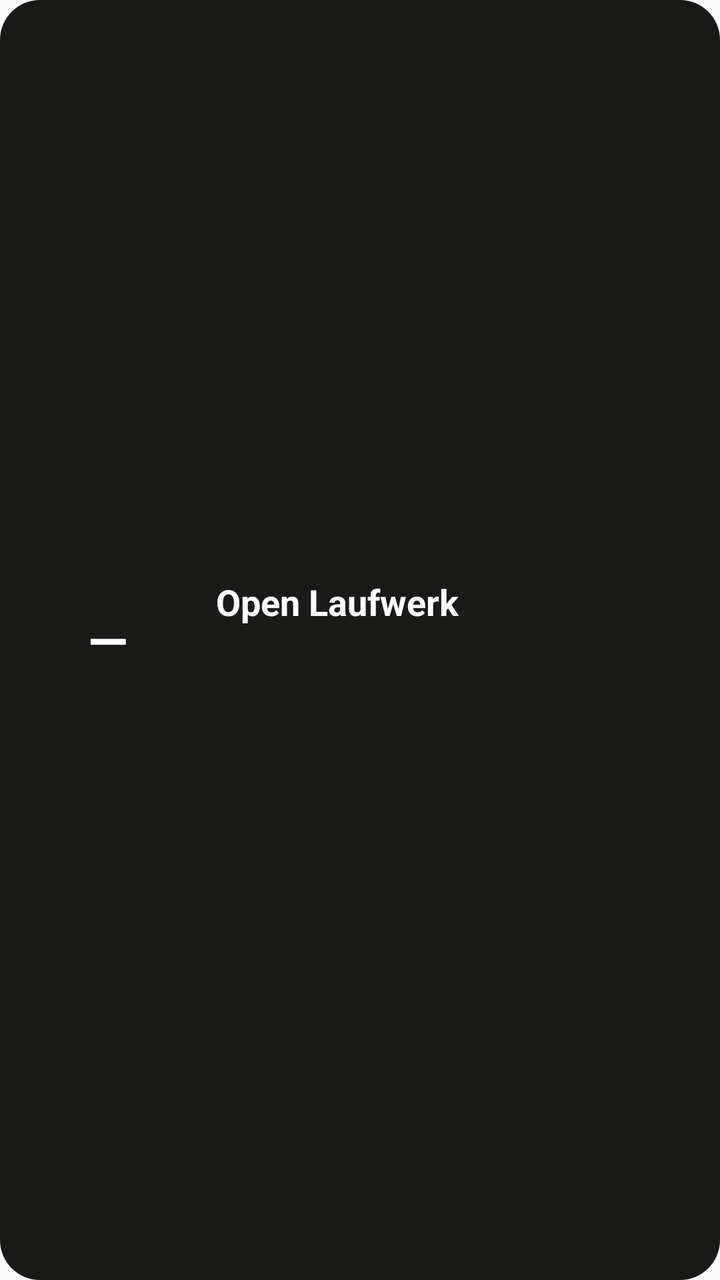
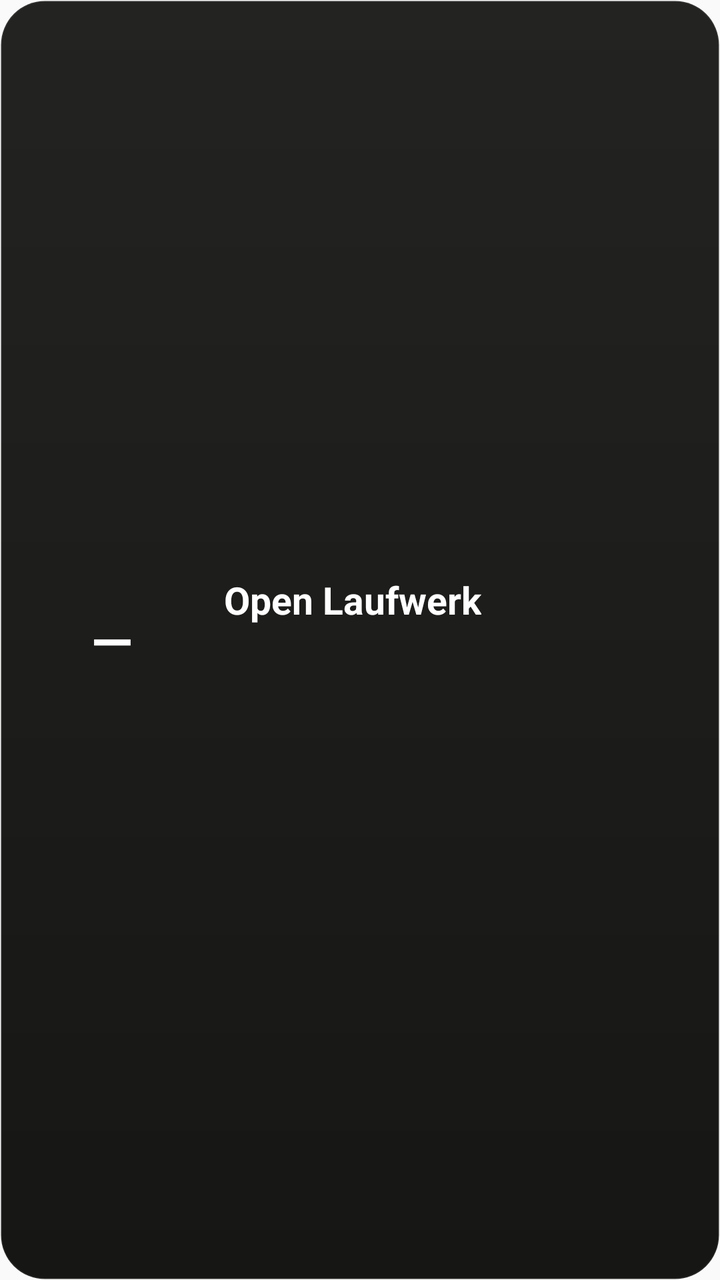

Screens rendered from an Android XML layout before and after an edit, with the pre-edit source and the edit as a unified diff.
<!-- AndroidManifest.xml: application theme AppTheme -->
<!-- res/layout/widget_readiness.xml -->
<?xml version="1.0" encoding="utf-8"?>
<LinearLayout xmlns:android="http://schemas.android.com/apk/res/android"
    android:id="@+id/widget_root"
    android:layout_width="match_parent"
    android:layout_height="match_parent"
    android:background="@drawable/widget_bg"
    android:orientation="horizontal"
    android:gravity="center_vertical"
    android:paddingStart="16dp"
    android:paddingEnd="16dp"
    android:paddingTop="12dp"
    android:paddingBottom="12dp">

    <FrameLayout
        android:layout_width="76dp"
        android:layout_height="76dp"
        android:layout_marginEnd="16dp">

        <ImageView
            android:id="@+id/widget_ring"
            android:layout_width="match_parent"
            android:layout_height="match_parent"
            android:contentDescription="@string/widget_description" />

        <TextView
            android:id="@+id/widget_score"
            android:layout_width="wrap_content"
            android:layout_height="wrap_content"
            android:layout_gravity="center"
            android:text="—"
            android:textColor="#FFFFFF"
            android:textSize="26sp"
            android:textStyle="bold" />
    </FrameLayout>

    <LinearLayout
        android:layout_width="0dp"
        android:layout_height="wrap_content"
        android:layout_weight="1"
        android:orientation="vertical">

        <TextView
            android:id="@+id/widget_verdict"
            android:layout_width="wrap_content"
            android:layout_height="wrap_content"
            android:text="Open Laufwerk"
            android:textColor="#FFFFFF"
            android:textSize="18sp"
            android:textStyle="bold"
            android:maxLines="1" />

        <TextView
            android:id="@+id/widget_week"
            android:layout_width="wrap_content"
            android:layout_height="wrap_content"
            android:text=""
            android:textColor="#C3C2B7"
            android:textSize="12sp"
            android:maxLines="1"
            android:layout_marginTop="3dp" />

        <ImageView
            android:id="@+id/widget_slots"
            android:layout_width="match_parent"
            android:layout_height="10dp"
            android:layout_marginTop="9dp"
            android:scaleType="fitXY"
            android:contentDescription="@string/widget_description" />
    </LinearLayout>
</LinearLayout>
<!-- resources referenced by this layout -->
<resources>
  <!-- drawable widget_bg (drawable) -->
  <?xml version="1.0" encoding="utf-8"?>
  <shape xmlns:android="http://schemas.android.com/apk/res/android" android:shape="rectangle">
      <solid android:color="#1A1A19" />
      <corners android:radius="20dp" />
  </shape>
  <string name="widget_description">Readiness score, verdict and week progress at a glance.</string>
  <style name="AppTheme" parent="Theme.AppCompat.Light.DarkActionBar">
          
          <item name="colorPrimary">@color/colorPrimary</item>
          <item name="colorPrimaryDark">@color/colorPrimaryDark</item>
          <item name="colorAccent">@color/colorAccent</item>
      </style>
</resources>

<!-- the commit's change to res/layout/widget_readiness.xml (unified diff, before → after) -->
@@ -1,70 +1,83 @@
 <?xml version="1.0" encoding="utf-8"?>
-<LinearLayout xmlns:android="http://schemas.android.com/apk/res/android"
+<FrameLayout xmlns:android="http://schemas.android.com/apk/res/android"
     android:id="@+id/widget_root"
     android:layout_width="match_parent"
     android:layout_height="match_parent"
-    android:background="@drawable/widget_bg"
-    android:orientation="horizontal"
-    android:gravity="center_vertical"
-    android:paddingStart="16dp"
-    android:paddingEnd="16dp"
-    android:paddingTop="12dp"
-    android:paddingBottom="12dp">
+    android:background="@drawable/widget_bg">
 
-    <FrameLayout
-        android:layout_width="76dp"
-        android:layout_height="76dp"
-        android:layout_marginEnd="16dp">
-
-        <ImageView
-            android:id="@+id/widget_ring"
-            android:layout_width="match_parent"
-            android:layout_height="match_parent"
-            android:contentDescription="@string/widget_description" />
-
-        <TextView
-            android:id="@+id/widget_score"
-            android:layout_width="wrap_content"
-            android:layout_height="wrap_content"
-            android:layout_gravity="center"
-            android:text="—"
-            android:textColor="#FFFFFF"
-            android:textSize="26sp"
-            android:textStyle="bold" />
-    </FrameLayout>
+    <ImageView
+        android:id="@+id/widget_watermark"
+        android:layout_width="92dp"
+        android:layout_height="92dp"
+        android:layout_gravity="end|center_vertical"
+        android:layout_marginEnd="4dp"
+        android:importantForAccessibility="no" />
 
     <LinearLayout
-        android:layout_width="0dp"
-        android:layout_height="wrap_content"
-        android:layout_weight="1"
-        android:orientation="vertical">
+        android:layout_width="match_parent"
+        android:layout_height="match_parent"
+        android:orientation="horizontal"
+        android:gravity="center_vertical"
+        android:paddingStart="16dp"
+        android:paddingEnd="16dp"
+        android:paddingTop="12dp"
+        android:paddingBottom="12dp">
 
-        <TextView
-            android:id="@+id/widget_verdict"
-            android:layout_width="wrap_content"
+        <FrameLayout
+            android:layout_width="80dp"
+            android:layout_height="80dp"
+            android:layout_marginEnd="16dp">
+
+            <ImageView
+                android:id="@+id/widget_ring"
+                android:layout_width="match_parent"
+                android:layout_height="match_parent"
+                android:contentDescription="@string/widget_description" />
+
+            <TextView
+                android:id="@+id/widget_score"
+                android:layout_width="wrap_content"
+                android:layout_height="wrap_content"
+                android:layout_gravity="center"
+                android:text="—"
+                android:textColor="#FFFFFF"
+                android:textSize="27sp"
+                android:textStyle="bold" />
+        </FrameLayout>
+
+        <LinearLayout
+            android:layout_width="0dp"
             android:layout_height="wrap_content"
-            android:text="Open Laufwerk"
-            android:textColor="#FFFFFF"
-            android:textSize="18sp"
-            android:textStyle="bold"
-            android:maxLines="1" />
+            android:layout_weight="1"
+            android:orientation="vertical">
 
-        <TextView
-            android:id="@+id/widget_week"
-            android:layout_width="wrap_content"
-            android:layout_height="wrap_content"
-            android:text=""
-            android:textColor="#C3C2B7"
-            android:textSize="12sp"
-            android:maxLines="1"
-            android:layout_marginTop="3dp" />
+            <TextView
+                android:id="@+id/widget_verdict"
+                android:layout_width="wrap_content"
+                android:layout_height="wrap_content"
+                android:text="Open Laufwerk"
+                android:textColor="#FFFFFF"
+                android:textSize="19sp"
+                android:textStyle="bold"
+                android:maxLines="1" />
 
-        <ImageView
-            android:id="@+id/widget_slots"
-            android:layout_width="match_parent"
-            android:layout_height="10dp"
-            android:layout_marginTop="9dp"
-            android:scaleType="fitXY"
-            android:contentDescription="@string/widget_description" />
+            <TextView
+                android:id="@+id/widget_week"
+                android:layout_width="wrap_content"
+                android:layout_height="wrap_content"
+                android:text=""
+                android:textColor="#C3C2B7"
+                android:textSize="12sp"
+                android:maxLines="1"
+                android:layout_marginTop="3dp" />
+
+            <ImageView
+                android:id="@+id/widget_slots"
+                android:layout_width="match_parent"
+                android:layout_height="11dp"
+                android:layout_marginTop="10dp"
+                android:scaleType="fitXY"
+                android:contentDescription="@string/widget_description" />
+        </LinearLayout>
     </LinearLayout>
-</LinearLayout>
+</FrameLayout>
<!-- resource entries referenced after the edit -->
@@ -3,8 +3,12 @@
   <!-- drawable widget_bg (drawable) -->
   <?xml version="1.0" encoding="utf-8"?>
   <shape xmlns:android="http://schemas.android.com/apk/res/android" android:shape="rectangle">
-      <solid android:color="#1A1A19" />
-      <corners android:radius="20dp" />
+      <gradient
+          android:angle="270"
+          android:startColor="#232322"
+          android:endColor="#161615" />
+      <corners android:radius="22dp" />
+      <stroke android:width="1dp" android:color="#14FFFFFF" />
   </shape>
   <string name="widget_description">Readiness score, verdict and week progress at a glance.</string>
   <style name="AppTheme" parent="Theme.AppCompat.Light.DarkActionBar">
